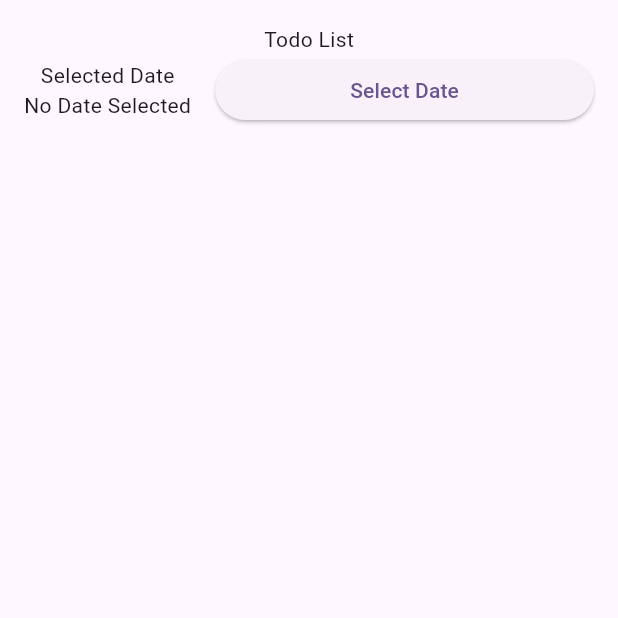
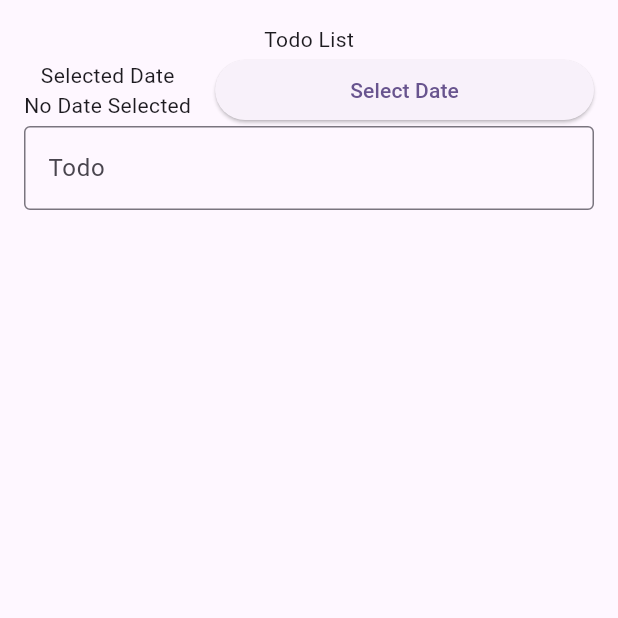
Before and after one commit to RezaAzharii/011_TodoBloc, a Flutter app: the screen it shows after launch, on a phone screen of 412 x 824 dp, the top half of it. Run offline on Flutter 3.47's test engine with Material 3 defaults, Android fonts, the phone set to English and light mode, and no system bars; our stand-ins replace bloc, flutter_bloc.

Commit message:
Menambahkan form dan memasukan TextFormField dengan validasinya

```diff
--- a/lib/presentation/todo_page.dart
+++ b/lib/presentation/todo_page.dart
@@ -57,6 +57,28 @@
                   ),
                 ],
               ),
+              Form(
+                key: key,
+                child: Row(
+                  children: [
+                    Expanded(
+                      child: TextFormField(
+                        controller: controller,
+                        decoration: InputDecoration(
+                          labelText: 'Todo',
+                          border: OutlineInputBorder(),
+                        ),
+                        validator: (value) {
+                          if (value == null || value.isEmpty) {
+                            return 'Please enter a todo';
+                          }
+                          return null;
+                        },
+                      ),
+                    ),
+                  ],
+                ),
+              ),
             ],
           ),
         ),
```
